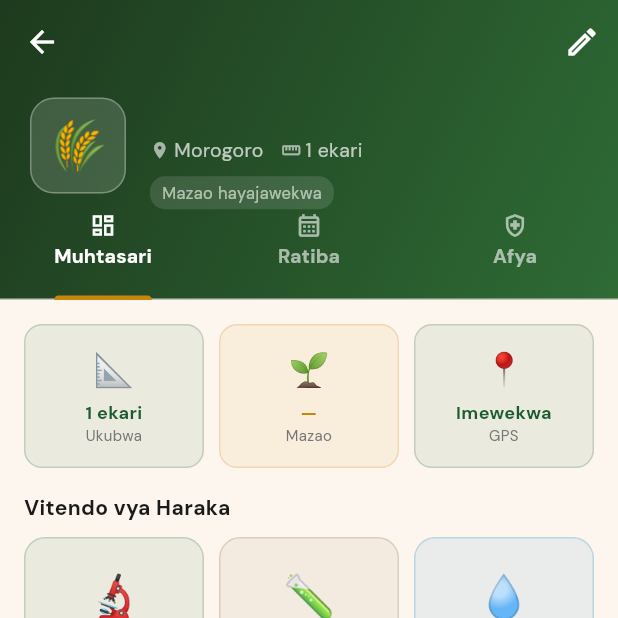
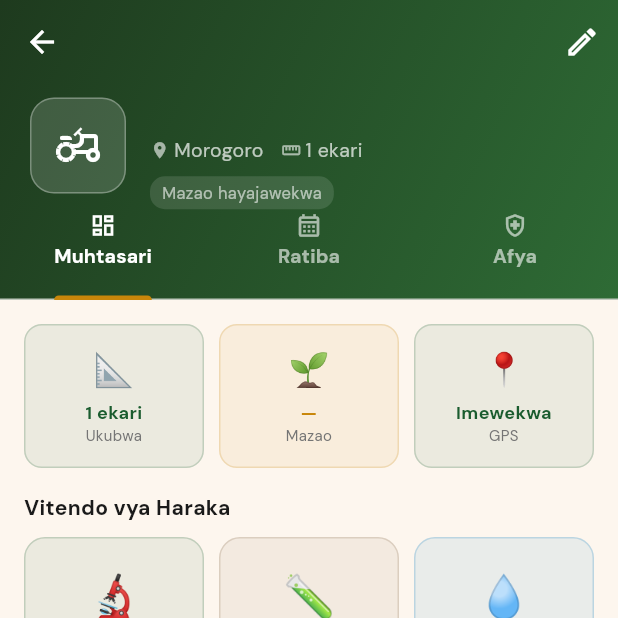
Before and after one commit to johnydeus/shamba-smart, a Flutter app: the FarmDetailScreen screen opened directly with empty values, on a phone screen of 412 x 824 dp, the top half of it. Run offline on Flutter 3.47's test engine with Material 3 defaults, Android fonts, the phone set to English and light mode, and no system bars; our stand-ins replace cached_network_image, camera, connectivity_plus, file_picker, fl_chart, flutter_animate and 14 more; missing offline and left inert: tflite_flutter; accounts and stored records are empty; network calls fail.

Commit message:
fix(ui): replace load-bearing farm emoji with Material icons (FIX 6)
Emoji rendered as blank tofu boxes on budget/older Android devices with
incomplete color-emoji fonts (the app's target hardware), reading as
'broken icons'. Replace the load-bearing ones — farm avatars in list/
header cards + the empty-state glyph — with Icons.agriculture_outlined,
which ships with the tree-shaken Material font and always renders:
- afisa_farm_detail_screen: farm avatar (header)
- farm_detail_screen: farm avatar (header)
- afisa_hub_screen: farm avatar (list card) + empty-state icon
- audio_service: drop redundant 🔊 (a volume_up Icon already sits beside it)

Decorative section-header emoji left as-is (lower risk, higher volume).

FIX 5 (Tafuta Afisa Kilimo): verified — both results-screen buttons
already route to FindOfficerScreen backed by the live field_officers
table (FieldOfficerService, offline-cached). No code change needed;
FIX 1+2 made the cards containing them render.

flutter analyze: 0 errors / 0 warnings (64 pre-existing infos).

Co-Authored-By: Claude Fable 5 <noreply@anthropic.com>

```diff
--- a/lib/screens/afisa_farm_detail_screen.dart
+++ b/lib/screens/afisa_farm_detail_screen.dart
@@ -279,7 +279,8 @@ class _Header extends StatelessWidget {
                   border: Border.all(color: Colors.white30),
                 ),
                 child: const Center(
-                    child: Text('🌾', style: TextStyle(fontSize: 30))),
+                    child: Icon(Icons.agriculture_outlined,
+                        color: Colors.white, size: 30)),
               ),
               const SizedBox(width: 14),
               Expanded(
--- a/lib/screens/afisa_hub_screen.dart
+++ b/lib/screens/afisa_hub_screen.dart
@@ -374,7 +374,8 @@ class _ListTab extends StatelessWidget {
         child: Column(
           mainAxisAlignment: MainAxisAlignment.center,
           children: [
-            const Text('🌾', style: TextStyle(fontSize: 48)),
+            Icon(Icons.agriculture_outlined,
+                size: 48, color: AppColors.leaf.withValues(alpha: 0.7)),
             const SizedBox(height: 12),
             Text('Hakuna mashamba',
                 style: GoogleFonts.playfairDisplay(
@@ -427,7 +428,8 @@ class _FarmListCard extends StatelessWidget {
                   borderRadius: BorderRadius.circular(12),
                 ),
                 child: const Center(
-                    child: Text('🌾', style: TextStyle(fontSize: 24))),
+                    child: Icon(Icons.agriculture_outlined,
+                        color: AppColors.leaf, size: 24)),
               ),
               const SizedBox(width: 12),
 
--- a/lib/screens/farm_detail_screen.dart
+++ b/lib/screens/farm_detail_screen.dart
@@ -181,7 +181,9 @@ class _FarmHeader extends StatelessWidget {
                   borderRadius: BorderRadius.circular(16),
                   border: Border.all(color: Colors.white30),
                 ),
-                child: const Center(child: Text('🌾', style: TextStyle(fontSize: 32))),
+                child: const Center(
+                    child: Icon(Icons.agriculture_outlined,
+                        color: Colors.white, size: 32)),
               ),
               const SizedBox(width: 16),
               Expanded(
--- a/lib/services/audio_service.dart
+++ b/lib/services/audio_service.dart
@@ -117,7 +117,7 @@ class _SpeakerButtonState extends State<SpeakerButton> {
             ),
             const SizedBox(width: 6),
             Text(
-              _playing ? 'Simama' : 'Sikiliza 🔊',
+              _playing ? 'Simama' : 'Sikiliza',
               style: TextStyle(
                 fontSize: 12,
                 fontWeight: FontWeight.w600,
```
